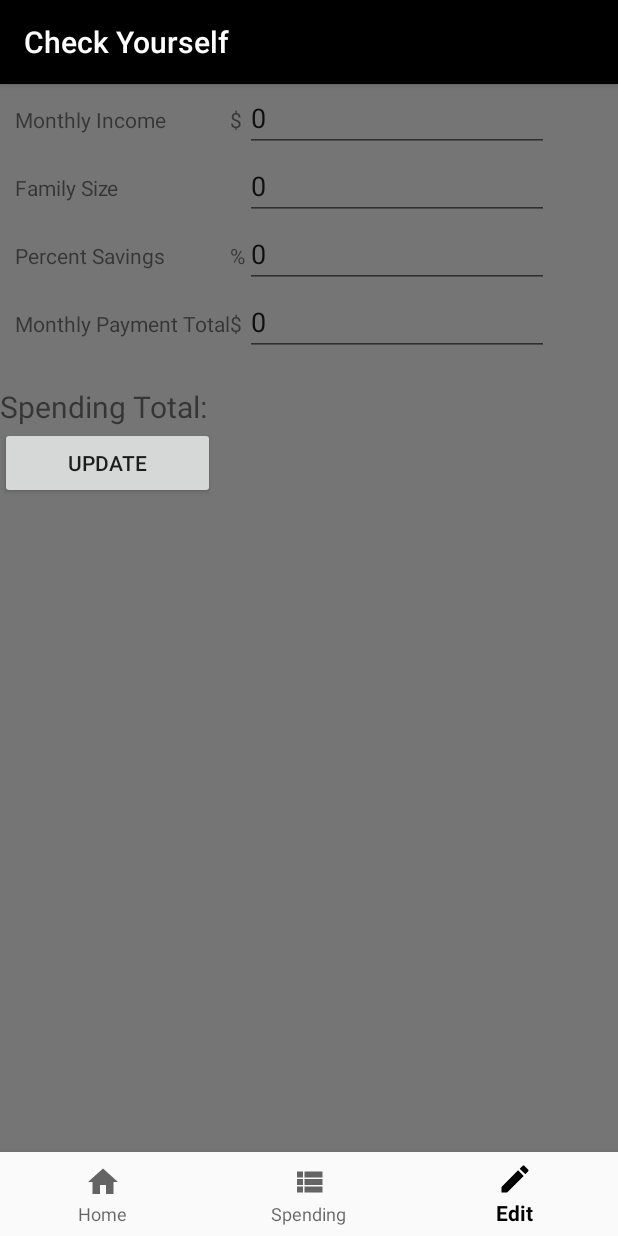
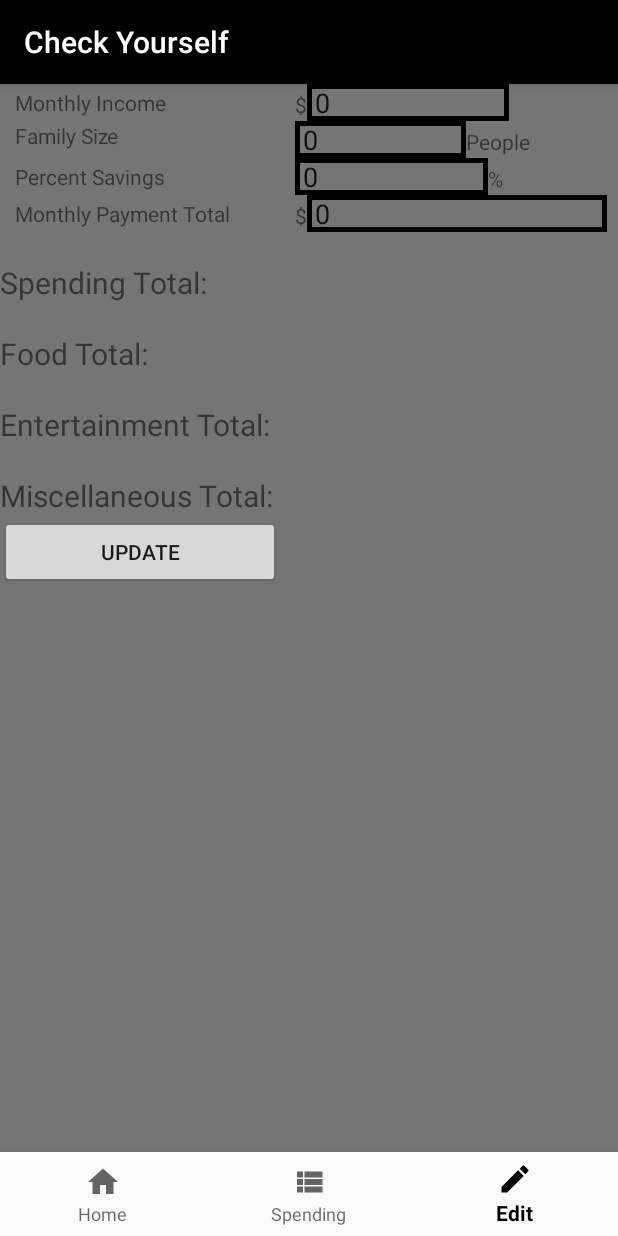
Before and after one commit to JakeBat/check_yourself, an Android app: the screen it shows after launch (MainActivity), item 3 of the bottom bar chosen, on a phone screen of 412 x 824 dp. Run offline under Robolectric (Android 15) with nearby library versions, the phone set to English and light mode, and no system bars; our stand-ins replace Room's generated code; libraries missing offline, so code that uses them is left out: android.arch.persistence, com.facebook.stetho, com.jjoe64.graphview; 23 statements that could not run were skipped.

Commit message:
Fixed input fragment

```diff
--- a/app/src/main/java/edu/cnm/deepdive/checkyourself/HomeFragment.java
+++ b/app/src/main/java/edu/cnm/deepdive/checkyourself/HomeFragment.java
@@ -15,7 +15,7 @@ import com.jjoe64.graphview.ValueDependentColor;
 import com.jjoe64.graphview.helper.StaticLabelsFormatter;
 import com.jjoe64.graphview.series.BarGraphSeries;
 import com.jjoe64.graphview.series.DataPoint;
-import edu.cnm.deepdive.checkyourself.dao.CategoryDao;
+import edu.cnm.deepdive.checkyourself.models.Budget;
 import java.util.ArrayList;
 import java.util.Arrays;
 
@@ -31,7 +31,7 @@ public class HomeFragment extends Fragment {
 
   private ListView homeList;
   private ArrayAdapter listAdapter;
-//  private double foodAmount;
+  private Budget budget;
 
   public HomeFragment() {
     // Required empty public constructor
@@ -43,6 +43,18 @@ public class HomeFragment extends Fragment {
       Bundle savedInstanceState) {
     View view = inflater.inflate(R.layout.fragment_home, container, false);
 
+    graphSetup(view);
+
+    return view;
+  }
+
+  private void graphSetup(final View view) {
+    new Thread(new Runnable() {
+      @Override
+      public void run() {
+        budget = ((MainActivity) getActivity()).getDatabase(getContext()).budgetDao()
+            .getFirst();
+
         GraphView graph = (GraphView) view.findViewById(R.id.graph);
         graph.getViewport().setMinY(0);
         graph.getViewport().setMaxY(MAX_VALUE);
@@ -51,8 +63,10 @@ public class HomeFragment extends Fragment {
         graph.getViewport().setMaxX(5);
         graph.getViewport().setXAxisBoundsManual(true);
         graph.getGridLabelRenderer().setGridStyle(GridStyle.NONE);
+        double total = budget.getSpendingTotal();
+        double foodPercent = (100.00 * (budget.getFoodTotal() / total));
         BarGraphSeries<DataPoint> series = new BarGraphSeries<>(new DataPoint[] {
-        new DataPoint(1, 20),
+            new DataPoint(1, foodPercent),
             new DataPoint(2, 90),
             new DataPoint(3, 56),
             new DataPoint(4, 21),
@@ -88,6 +102,9 @@ public class HomeFragment extends Fragment {
         series.setDrawValuesOnTop(true);
         series.setValuesOnTopColor(Color.WHITE);
         series.setValuesOnTopSize(50);
+      }
+    }).start();
+
 
     homeList = view.findViewById(R.id.home_list);
     String[] homeArray = {"item 1", "item 2", "item 3", "item 4", "item 5", "item 6", "item 7", "item 8", "item 9", "item 10", "item 11", "item 12"};
@@ -102,8 +119,6 @@ public class HomeFragment extends Fragment {
 //        foodAmount = UniDatabase.getInstance(getContext()).categoryDao().foodAmount();
 //      }
 //    }).start();
-
-    return view;
   }
 
 }
--- a/app/src/main/java/edu/cnm/deepdive/checkyourself/InputFragment.java
+++ b/app/src/main/java/edu/cnm/deepdive/checkyourself/InputFragment.java
@@ -40,12 +40,19 @@ public class InputFragment extends Fragment implements TextWatcher {
   private EditText savingsEdit;
   private EditText monthlyEdit;
   private TextView totalEdit;
+  private TextView foodTotal;
+  private TextView enterTotal;
+  private TextView miscTotal;
   private double incomeValue;
   private int familyValue;
   private int savingsValue;
   private double monthlyValue;
   private double totalValue;
+  private double foodValue;
+  private double enterValue;
+  private double miscValue;
   private Button updateButton;
+  Budget budget = new Budget();
 
   public InputFragment() {
     // Required empty public constructor
@@ -62,13 +69,54 @@ public class InputFragment extends Fragment implements TextWatcher {
     monthlyEdit = view.findViewById(R.id.monthly_edit);
     totalEdit = view.findViewById(R.id.total_edit);
     updateButton = view.findViewById(R.id.update_button);
+    foodTotal = view.findViewById(R.id.food_total);
+    enterTotal = view.findViewById(R.id.enter_total);
+    miscTotal = view.findViewById(R.id.misc_total);
     incomeEdit.addTextChangedListener(this);
     familyEdit.addTextChangedListener(this);
     savingsEdit.addTextChangedListener(this);
     monthlyEdit.addTextChangedListener(this);
-//    incomeEdit.addTextChangedListener(new MoneyTextWatcher(incomeEdit));
-//    monthlyEdit.addTextChangedListener(new MoneyTextWatcher(monthlyEdit));
 
+    updateDisplay();
+
+    updateButton.setOnClickListener(new OnClickListener() {
+
+
+
+      @Override
+      public void onClick(View v) {
+        new Thread(new Runnable() {
+          @Override
+          public void run() {
+            List<Budget> budgetList = ((MainActivity) getActivity()).getDatabase(getContext())
+                .budgetDao().getAll();
+            if (!budgetList.isEmpty()) {
+              budget = budgetList.get(0);
+            }
+            budget.setIncome(incomeValue);
+            budget.setFamilySize(familyValue);
+            budget.setPercentSavings(savingsValue);
+            budget.setMonthlyPayments(monthlyValue);
+            budget.setSpendingTotal(totalValue);
+            budget.setFoodTotal(foodValue);
+            budget.setEnterTotal(enterValue);
+            budget.setMiscTotal(miscValue);
+            if (budgetList.isEmpty()) {
+              ((MainActivity) getActivity()).getDatabase(getContext()).budgetDao().insert(budget);
+            } else {
+              ((MainActivity) getActivity()).getDatabase(getContext()).budgetDao()
+                  .updateBudget(budget);
+            }
+          }
+        }).start();
+        updateDisplay();
+      }
+    });
+
+    return view;
+  }
+
+  public void updateDisplay() {
     new Thread(new Runnable() {
       @Override
       public void run() {
@@ -84,43 +132,16 @@ public class InputFragment extends Fragment implements TextWatcher {
               familyEdit.setText(String.format("%d", budget.getFamilySize()));
               savingsEdit.setText(String.format("%d", budget.getPercentSavings()));
               monthlyEdit.setText(String.format("%.2f", budget.getMonthlyPayments()));
+              totalEdit.setText(String.format("%.2f", budget.getSpendingTotal()));
+              foodTotal.setText(String.format("%.2f", budget.getFoodTotal()));
+              enterTotal.setText(String.format("%.2f", budget.getEnterTotal()));
+              miscTotal.setText(String.format("%.2f", budget.getMiscTotal()));
 
             }
           });
         }
       }
     }).start();
-
-    updateButton.setOnClickListener(new OnClickListener() {
-
-      Budget budget = new Budget();
-
-      @Override
-      public void onClick(View v) {
-        new Thread(new Runnable() {
-          @Override
-          public void run() {
-            List<Budget> budgetList = ((MainActivity) getActivity()).getDatabase(getContext())
-                .budgetDao().getAll();
-            if (!budgetList.isEmpty()) {
-              budget = budgetList.get(0);
-            }
-            budget.setIncome(incomeValue);
-            budget.setFamilySize(familyValue);
-            budget.setPercentSavings(savingsValue);
-            budget.setMonthlyPayments(monthlyValue);
-            if (budgetList.isEmpty()) {
-              ((MainActivity) getActivity()).getDatabase(getContext()).budgetDao().insert(budget);
-            } else {
-              ((MainActivity) getActivity()).getDatabase(getContext()).budgetDao()
-                  .updateBudget(budget);
-            }
-          }
-        }).start();
-      }
-    });
-
-    return view;
   }
 
 
@@ -142,44 +163,14 @@ public class InputFragment extends Fragment implements TextWatcher {
       familyValue = Integer.parseInt(familyEdit.getText().toString());
       savingsValue = Integer.parseInt(savingsEdit.getText().toString());
       monthlyValue = Double.parseDouble(monthlyEdit.getText().toString());
-      totalValue = (incomeValue - monthlyValue) * (1 - (savingsValue / 100));
-
-      totalEdit.setText(String.format("%.2f", totalValue));
+      totalValue = ((incomeValue - monthlyValue) * (1.0 - (savingsValue / 100.0)));
+      foodValue = (300.00 * familyValue);
+      enterValue = ((totalValue - foodValue) * .3);
+      miscValue = ((totalValue - foodValue) * .7);
 
     } catch (NumberFormatException e) {
       e.printStackTrace();
       Toast.makeText(getActivity(), "Invalid Input", Toast.LENGTH_LONG).show();
     }
   }
-
-//  public class MoneyTextWatcher implements TextWatcher {
-//    private final WeakReference<EditText> editTextWeakReference;
-//
-//    public MoneyTextWatcher(EditText editText) {
-//      editTextWeakReference = new WeakReference<EditText>(editText);
-//    }
-//
-//    @Override
-//    public void beforeTextChanged(CharSequence s, int start, int count, int after) {
-//    }
-//
-//    @Override
-//    public void onTextChanged(CharSequence s, int start, int before, int count) {
-//    }
-//
-//    @Override
-//    public void afterTextChanged(Editable editable) {
-//      EditText editText = editTextWeakReference.get();
-//      if (editText == null) return;
-//      String s = editable.toString();
-//      if (s.isEmpty()) return;
-//      editText.removeTextChangedListener(this);
-//      String cleanString = s.replaceAll("[$,.]", "");
-//      BigDecimal parsed = new BigDecimal(cleanString).setScale(2, BigDecimal.ROUND_FLOOR).divide(new BigDecimal(100), BigDecimal.ROUND_FLOOR);
-//      String formatted = NumberFormat.getCurrencyInstance().format(parsed);
-//      editText.setText(formatted);
-//      editText.setSelection(formatted.length());
-//      editText.addTextChangedListener(this);
-//    }
-//  }
 }
--- a/app/src/main/java/edu/cnm/deepdive/checkyourself/models/Budget.java
+++ b/app/src/main/java/edu/cnm/deepdive/checkyourself/models/Budget.java
@@ -21,6 +21,18 @@ public class Budget {
 
   @ColumnInfo(name = "monthly_payments")
   private double monthlyPayments;
+
+  @ColumnInfo(name = "spending_total")
+  private double spendingTotal;
+
+  @ColumnInfo(name = "food_total")
+  private double foodTotal;
+
+  @ColumnInfo(name = "enter_total")
+  private double enterTotal;
+
+  @ColumnInfo(name = "misc_total")
+  private double miscTotal;
 
   public long getId() {
     return id;
@@ -61,4 +73,36 @@ public class Budget {
   public void setMonthlyPayments(double monthlyPayments) {
     this.monthlyPayments = monthlyPayments;
   }
+
+  public double getSpendingTotal() {
+    return spendingTotal;
+  }
+
+  public void setSpendingTotal(double spendingTotal) {
+    this.spendingTotal = spendingTotal;
+  }
+
+  public double getFoodTotal() {
+    return foodTotal;
+  }
+
+  public void setFoodTotal(double foodTotal) {
+    this.foodTotal = foodTotal;
+  }
+
+  public double getEnterTotal() {
+    return enterTotal;
+  }
+
+  public void setEnterTotal(double enterTotal) {
+    this.enterTotal = enterTotal;
+  }
+
+  public double getMiscTotal() {
+    return miscTotal;
+  }
+
+  public void setMiscTotal(double miscTotal) {
+    this.miscTotal = miscTotal;
+  }
 }
--- a/app/src/main/res/layout/fragment_input.xml
+++ b/app/src/main/res/layout/fragment_input.xml
@@ -19,14 +19,19 @@
         android:paddingStart="10dp">
 
         <TextView
+          android:layout_gravity="center_vertical"
           android:labelFor="@+id/income_edit"
           android:text="Monthly Income"
           android:layout_width="wrap_content"
-          android:layout_height="wrap_content"/>
+          android:layout_height="wrap_content"
+          android:layout_column="0"/>
+
+        <LinearLayout
+          android:layout_column="1">
 
         <TextView
+          android:layout_height="wrap_content"
           android:layout_width="wrap_content"
-          android:layout_height="wrap_content"
           android:text="$"/>
 
         <EditText
@@ -35,7 +40,11 @@
           android:hint="Monthly income"
           android:layout_width="wrap_content"
           android:layout_height="wrap_content"
-          android:text="0"/>
+          android:text="0"
+          android:background="@drawable/border"
+          android:paddingStart="5dp"/>
+
+        </LinearLayout>
 
       </TableRow>
 
@@ -46,12 +55,11 @@
           android:labelFor="@+id/family_edit"
           android:text="Family Size"
           android:layout_width="wrap_content"
-          android:layout_height="wrap_content"/>
+          android:layout_height="wrap_content"
+          android:layout_column="0"/>
 
-        <TextView
-          android:layout_width="wrap_content"
-          android:layout_height="wrap_content"
-          android:text=""/>
+        <LinearLayout
+          android:layout_column="1">
 
         <EditText
           android:id="@+id/family_edit"
@@ -59,7 +67,16 @@
           android:hint="Size of family"
           android:layout_width="wrap_content"
           android:layout_height="wrap_content"
-          android:text="0"/>
+          android:text="0"
+          android:background="@drawable/border"
+          android:paddingStart="5dp"/>
+
+        <TextView
+          android:layout_width="wrap_content"
+          android:layout_height="wrap_content"
+          android:text="People"/>
+
+        </LinearLayout>
 
       </TableRow>
 
@@ -70,12 +87,12 @@
           android:labelFor="@+id/savings_edit"
           android:text="Percent Savings"
           android:layout_width="wrap_content"
-          android:layout_height="wrap_content"/>
+          android:layout_height="wrap_content"
+          android:layout_gravity="center_vertical"
+          android:layout_column="0"/>
 
-        <TextView
-          android:layout_width="wrap_content"
-          android:layout_height="wrap_content"
-          android:text="%"/>
+        <LinearLayout
+          android:layout_column="1">
 
         <EditText
           android:id="@+id/savings_edit"
@@ -83,7 +100,16 @@
           android:hint="Percent to save"
           android:layout_width="wrap_content"
           android:layout_height="wrap_content"
-          android:text="0"/>
+          android:text="0"
+          android:background="@drawable/border"
+          android:paddingStart="5dp"/>
+
+        <TextView
+          android:layout_height="wrap_content"
+          android:layout_width="wrap_content"
+          android:text="%"/>
+
+        </LinearLayout>
 
       </TableRow>
 
@@ -94,11 +120,16 @@
           android:labelFor="@+id/monthly_edit"
           android:text="Monthly Payment Total"
           android:layout_width="wrap_content"
-          android:layout_height="wrap_content"/>
+          android:layout_height="wrap_content"
+          android:layout_gravity="center_vertical"
+          android:layout_column="0"/>
+
+        <LinearLayout
+          android:layout_column="1">
 
         <TextView
+          android:layout_height="wrap_content"
           android:layout_width="wrap_content"
-          android:layout_height="wrap_content"
           android:text="$"/>
 
         <EditText
@@ -107,7 +138,11 @@
           android:hint="Monthly payments Total"
           android:layout_width="wrap_content"
           android:layout_height="wrap_content"
-          android:text="0"/>
+          android:text="0"
+          android:background="@drawable/border"
+          android:paddingStart="5dp"/>
+
+        </LinearLayout>
 
       </TableRow>
 
@@ -131,6 +166,60 @@
 
       <TableRow>
 
+        <TextView
+          android:layout_height="wrap_content"
+          android:layout_width="wrap_content"
+          android:text="Food Total: "
+          android:textSize="20dp"
+          android:paddingTop="20dp"/>
+
+        <TextView
+          android:id="@+id/food_total"
+          android:layout_width="wrap_content"
+          android:layout_height="wrap_content"
+          android:textSize="20dp"
+          android:paddingTop="20dp"/>
+
+      </TableRow>
+
+      <TableRow>
+
+        <TextView
+          android:layout_height="wrap_content"
+          android:layout_width="wrap_content"
+          android:text="Entertainment Total: "
+          android:textSize="20dp"
+          android:paddingTop="20dp"/>
+
+        <TextView
+          android:id="@+id/enter_total"
+          android:layout_width="wrap_content"
+          android:layout_height="wrap_content"
+          android:textSize="20dp"
+          android:paddingTop="20dp"/>
+
+      </TableRow>
+
+      <TableRow>
+
+        <TextView
+          android:layout_height="wrap_content"
+          android:layout_width="wrap_content"
+          android:text="Miscellaneous Total: "
+          android:textSize="20dp"
+          android:paddingTop="20dp"/>
+
+        <TextView
+          android:id="@+id/misc_total"
+          android:layout_width="wrap_content"
+          android:layout_height="wrap_content"
+          android:textSize="20dp"
+          android:paddingTop="20dp"/>
+
+      </TableRow>
+
+      <TableRow>
+
       <Button
         android:id="@+id/update_button"
         android:layout_width="wrap_content"
```
Lines whose indentation alone changed are shown as unchanged.
